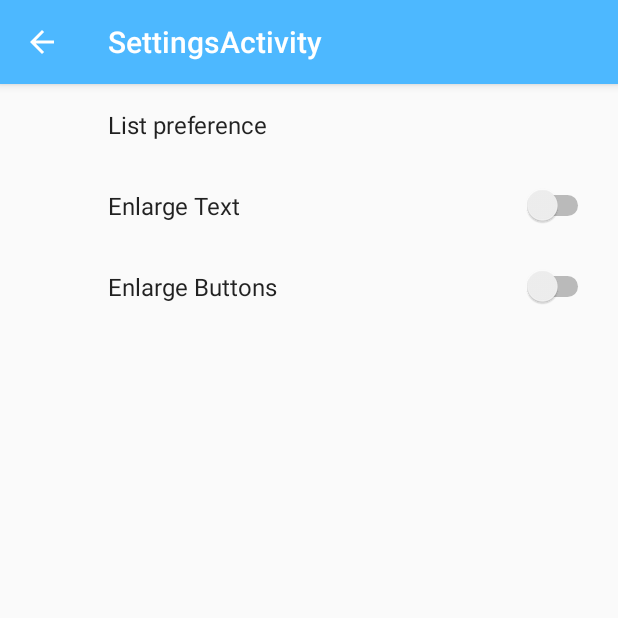
After one commit to najiblitz/Android2FinalProject, an Android app: the SettingsActivity screen opened directly, with no data from a screen before it, on a phone screen of 412 x 824 dp, the top half of it. The commit adds this screen. Run offline under Robolectric (Android 15) with nearby library versions, the phone set to English and light mode, and no system bars; our stand-ins replace androidx.preference.

Commit message:
Settings * Add settings prefernces * Create setting menu

```diff
--- a/app/build.gradle
+++ b/app/build.gradle
@@ -31,6 +31,7 @@ dependencies {
     implementation 'androidx.navigation:navigation-fragment:2.3.2'
     implementation 'androidx.navigation:navigation-ui:2.3.2'
     implementation 'androidx.lifecycle:lifecycle-extensions:2.2.0'
+    implementation 'androidx.preference:preference:1.1.0'
     testImplementation 'junit:junit:4.12'
     androidTestImplementation 'androidx.test.ext:junit:1.1.2'
     androidTestImplementation 'androidx.test.espresso:espresso-core:3.3.0'
--- a/app/src/main/AndroidManifest.xml
+++ b/app/src/main/AndroidManifest.xml
@@ -1,7 +1,6 @@
 <?xml version="1.0" encoding="utf-8"?>
 <manifest xmlns:android="http://schemas.android.com/apk/res/android"
     package="com.example.android2finalproject">
-
 
     <application
         android:allowBackup="true"
@@ -10,6 +9,9 @@
         android:roundIcon="@mipmap/ic_launcher_round"
         android:supportsRtl="true"
         android:theme="@style/AppTheme">
+        <activity
+            android:name=".SettingsActivity"
+            android:label="@string/title_activity_settings"></activity>
         <activity
             android:name=".MainActivity"
             android:label="@string/app_name"
--- /dev/null
+++ b/app/src/main/java/com/example/android2finalproject/SettingsActivity.java
@@ -0,0 +1,31 @@
+package com.example.android2finalproject;
+
+import android.os.Bundle;
+
+import androidx.appcompat.app.ActionBar;
+import androidx.appcompat.app.AppCompatActivity;
+import androidx.preference.PreferenceFragmentCompat;
+
+public class SettingsActivity extends AppCompatActivity {
+
+    @Override
+    protected void onCreate(Bundle savedInstanceState) {
+        super.onCreate(savedInstanceState);
+        setContentView(R.layout.settings_activity);
+        getSupportFragmentManager()
+                .beginTransaction()
+                .replace(R.id.settings, new SettingsFragment())
+                .commit();
+        ActionBar actionBar = getSupportActionBar();
+        if (actionBar != null) {
+            actionBar.setDisplayHomeAsUpEnabled(true);
+        }
+    }
+
+    public static class SettingsFragment extends PreferenceFragmentCompat {
+        @Override
+        public void onCreatePreferences(Bundle savedInstanceState, String rootKey) {
+            setPreferencesFromResource(R.xml.root_preferences, rootKey);
+        }
+    }
+}
--- a/app/src/main/res/layout/fragment_contact.xml
+++ b/app/src/main/res/layout/fragment_contact.xml
@@ -91,7 +91,7 @@
                 android:src="@drawable/sharewebsite" />
 
             <ImageButton
-                android:id="@+id/imageButton"
+                android:id="@+id/facebookButton"
                 android:layout_width="wrap_content"
                 android:layout_height="wrap_content"
                 android:layout_gravity="center"
--- /dev/null
+++ b/app/src/main/res/layout/settings_activity.xml
@@ -0,0 +1,9 @@
+<LinearLayout xmlns:android="http://schemas.android.com/apk/res/android"
+    android:layout_width="match_parent"
+    android:layout_height="match_parent">
+
+    <FrameLayout
+        android:id="@+id/settings"
+        android:layout_width="match_parent"
+        android:layout_height="match_parent" />
+</LinearLayout>
--- /dev/null
+++ b/app/src/main/res/values/arrays.xml
@@ -0,0 +1,21 @@
+<resources>
+    <!-- Reply Preference -->
+    <string-array name="font_size">
+        <item>Small</item>
+        <item>Large</item>
+    </string-array>
+
+    <string-array name="font_color">
+        <item>Black</item>
+        <item>Pink</item>
+        <item>Blue</item>
+    </string-array>
+
+    <string-array name="button_sizes">
+        <item>Small</item>
+        <item>Large</item>
+    </string-array>
+
+
+
+</resources>
--- /dev/null
+++ b/app/src/main/res/xml/root_preferences.xml
@@ -0,0 +1,20 @@
+<PreferenceScreen
+    xmlns:android="http://schemas.android.com/apk/res/android"
+    >
+
+    <ListPreference
+        android:defaultValue="1"
+        android:entries="@array/font_color"
+        android:entryValues="@array/font_color"
+        android:key="textColor"
+        android:title="List preference" />
+    <SwitchPreference
+        android:defaultValue="false"
+        android:key="textSize"
+        android:title="Enlarge Text" />
+    <SwitchPreference
+        android:defaultValue="false"
+        android:key="buttonSize"
+        android:title="Enlarge Buttons" />
+
+</PreferenceScreen>
```
Also changed, not shown: app/src/main/java/com/example/android2finalproject/AboutUsFragment.java (+22 -2 lines), app/src/main/java/com/example/android2finalproject/ContactFragment.java (+25 -11 lines), app/src/main/java/com/example/android2finalproject/MainActivity.java (+11 -0 lines), app/src/main/res/menu/main.xml (+5 -5 lines), app/src/main/res/values/strings.xml (+17 -2 lines).
